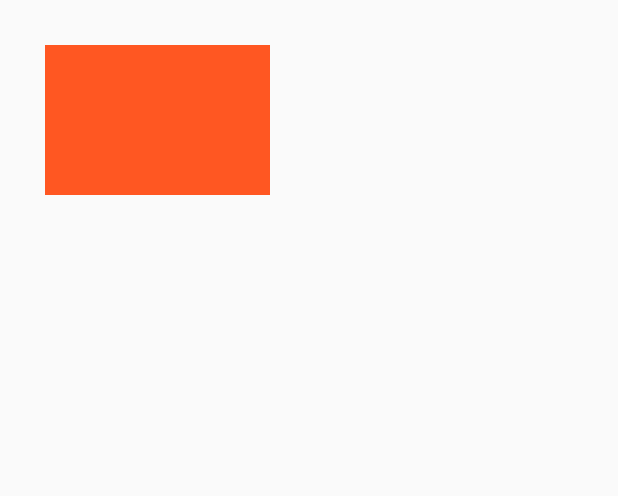
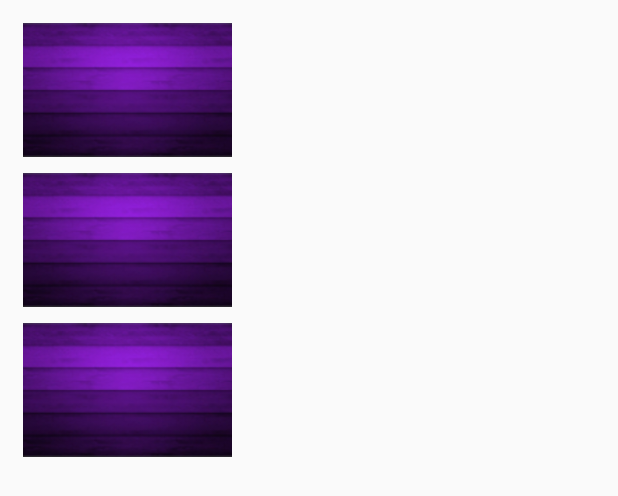
Before and after one commit to isagonrod/inventario, an Android app: the layout activity_main.xml on its own in the app's theme, with its tools: preview values and no code run, on a phone screen of 412 x 824 dp. Shown: the top 496 px of the screen. Run offline under Robolectric (Android 15) with nearby library versions, the phone set to English and light mode, and no system bars.

Commit message:
[#8] Retocado archivo lista_item_categoria.xml y revisado código en el MainActivity para que los botones aparezcan en dos columnas en lugar de una rellenando un GridView y no un LinearLayout.

```diff
--- a/app/src/main/java/isamix/inventario/MainActivity.java
+++ b/app/src/main/java/isamix/inventario/MainActivity.java
@@ -4,6 +4,7 @@ import android.content.Intent;
 import android.support.v7.app.AlertDialog;
 import android.support.v7.app.AppCompatActivity;
 import android.os.Bundle;
+import android.support.v7.widget.GridLayoutManager;
 import android.support.v7.widget.LinearLayoutManager;
 import android.support.v7.widget.RecyclerView;
 import android.view.Gravity;
@@ -37,7 +38,7 @@ public class MainActivity extends AppCompatActivity {
         setContentView(R.layout.activity_main);
 
         listaCategorias = findViewById(R.id.listaCategorias);
-        listaCategorias.setLayoutManager(new LinearLayoutManager(this));
+        listaCategorias.setLayoutManager(new GridLayoutManager(this, 2));
 
         DbCategoria dbCategoria = new DbCategoria(MainActivity.this);
         arrayListCategorias = dbCategoria.mostrarCategorias();
--- a/app/src/main/res/layout/activity_main.xml
+++ b/app/src/main/res/layout/activity_main.xml
@@ -13,7 +13,7 @@
     <android.support.v7.widget.RecyclerView
         android:id="@+id/listaCategorias"
         android:layout_width="match_parent"
-        android:layout_height="wrap_content"
+        android:layout_height="match_parent"
         tools:listitem="@layout/lista_item_categoria" />
 
 </LinearLayout>
--- a/app/src/main/res/layout/lista_item_categoria.xml
+++ b/app/src/main/res/layout/lista_item_categoria.xml
@@ -1,27 +1,19 @@
 <?xml version="1.0" encoding="utf-8"?>
-<GridLayout
-    xmlns:android="http://schemas.android.com/apk/res/android"
-    xmlns:app="http://schemas.android.com/apk/res-auto"
-    xmlns:tools="http://schemas.android.com/tools"
-    android:layout_width="match_parent"
-    android:layout_height="match_parent"
-    android:orientation="vertical">
-
-    <LinearLayout
+<LinearLayout xmlns:android="http://schemas.android.com/apk/res/android"
     android:layout_width="150dp"
     android:layout_height="100dp"
-        android:orientation="vertical"
-        android:background="@color/orange"
-        android:layout_margin="20dp">
+    android:padding="5dp">
 
     <TextView
         android:id="@+id/viewCategoria"
         android:layout_width="match_parent"
         android:layout_height="match_parent"
+        android:gravity="center"
+        android:textAlignment="center"
+        android:background="@drawable/btncategory"
         android:textColor="@color/white"
-            android:textAlignment="center"
-            android:gravity="center"
-            android:textSize="24sp" />
+        android:textSize="24sp"
+        android:textStyle="bold"
+        android:padding="10dp"/>
+
 </LinearLayout>
-
-</GridLayout>
```
Also changed, not shown: app/src/main/res/drawable/btncategory.jpg (added). Lines whose indentation alone changed are shown as unchanged.
